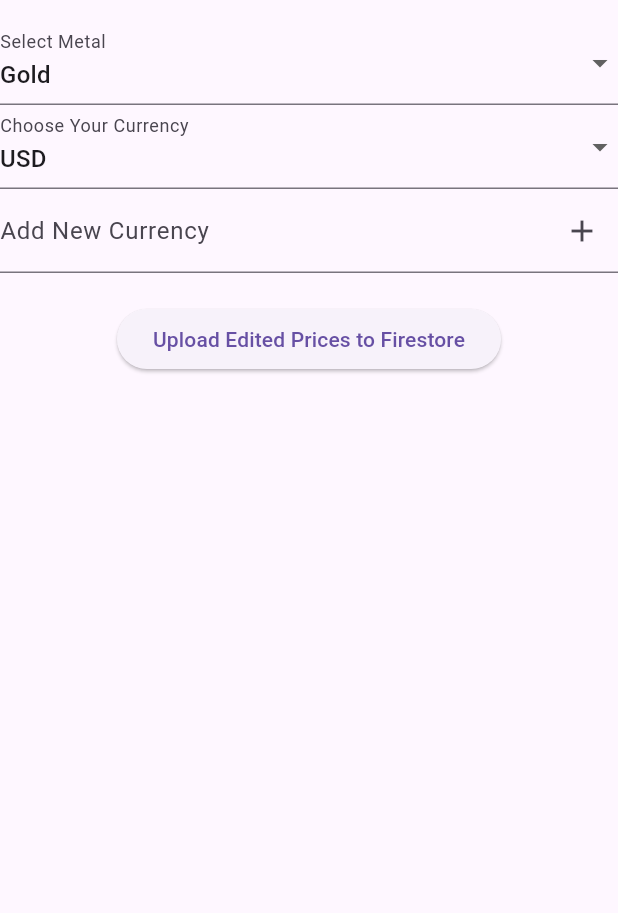
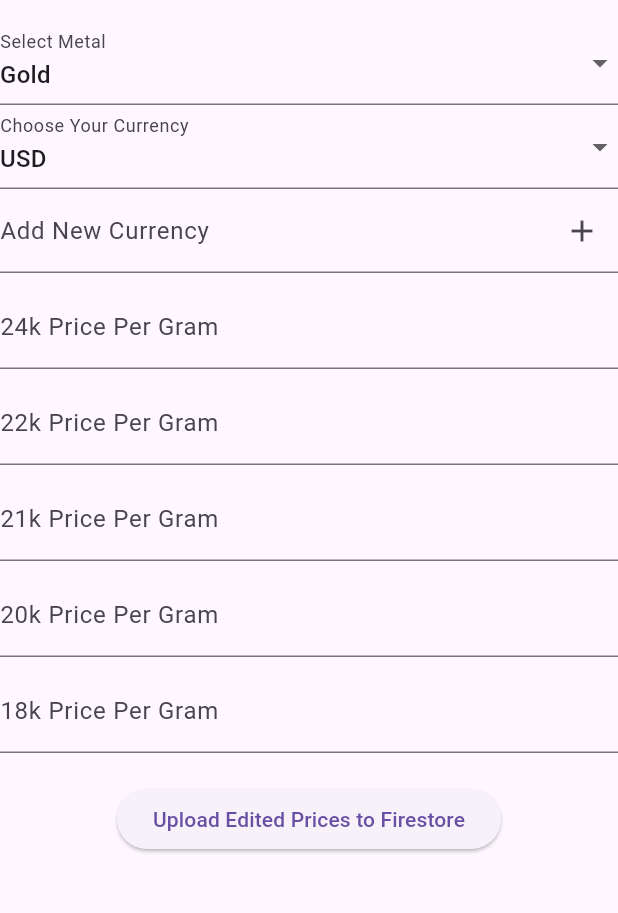
Before and after one commit to VICONISEM/Admin_application_zakat, a Flutter app: the screen it shows after launch, after a tap on "Gold", on a phone screen of 412 x 824 dp, the part 63-976 px from its top. Run offline on Flutter 3.47's test engine with Material 3 defaults, Android fonts, the light colour scheme and no system bars; our stand-ins replace cloud_firestore, firebase_core; accounts and stored records are empty; network calls fail.

Commit message:
handel errors of input

```diff
--- a/lib/main.dart
+++ b/lib/main.dart
@@ -34,7 +34,7 @@ class _PricesDisplayPageState extends State<PricesDisplayPage> {
   List<String> metals = ['XAU', 'XAG'];
   List<String> currencies = ['USD', 'AUD', 'GBP', 'EUR', 'CHF', 'CAD', 'JPY', 'EGP', 'KWD', 'SAR'];
   Map<String, TextEditingController> caratControllers = {};
-  final String apiKey = 'goldapi-1lsltm3aowc-io';
+  final String apiKey = 'goldapi-1b3ndsltnaidg5-io';
   TextEditingController _newCurrencyController = TextEditingController();
 
   @override
@@ -45,26 +45,58 @@ class _PricesDisplayPageState extends State<PricesDisplayPage> {
 
   Future<void> fetchPrices() async {
     final String url = 'https://www.goldapi.io/api/$selectedMetal/$selectedCurrency';
+
     try {
       final response = await http.get(Uri.parse(url), headers: {"x-access-token": apiKey});
+
       if (response.statusCode == 200) {
         final data = json.decode(response.body);
-        setState(() {
-          caratControllers = {
-            '24k': TextEditingController(text: data['price_gram_24k'].toString()),
-            '22k': TextEditingController(text: data['price_gram_22k'].toString()),
-            '21k': TextEditingController(text: data['price_gram_21k'].toString()),
-            '20k': TextEditingController(text: data['price_gram_20k'].toString()),
-            '18k': TextEditingController(text: data['price_gram_18k'].toString()),
-          };
-        });
+        if (data != null && _validatePrices(data)) {
+          _updateCaratControllers(data);
+        } else {
+          _clearCaratControllers();
+          showAlert('Some prices are missing or fetched data is null. Please enter the prices manually.');
+        }
       } else {
+        _clearCaratControllers();
         showAlert('Failed to fetch prices. Please enter the prices manually.');
       }
     } catch (e) {
+      _clearCaratControllers();
       showAlert('Error fetching prices: $e. Please enter the prices manually.');
     }
   }
+
+  bool _validatePrices(Map<String, dynamic> data) {
+    return data['price_gram_24k'] != null && data['price_gram_22k'] != null &&
+        data['price_gram_21k'] != null && data['price_gram_20k'] != null &&
+        data['price_gram_18k'] != null;
+  }
+
+  void _updateCaratControllers(Map<String, dynamic> data) {
+    setState(() {
+      caratControllers = {
+        '24k': TextEditingController(text: data['price_gram_24k'].toString()),
+        '22k': TextEditingController(text: data['price_gram_22k'].toString()),
+        '21k': TextEditingController(text: data['price_gram_21k'].toString()),
+        '20k': TextEditingController(text: data['price_gram_20k'].toString()),
+        '18k': TextEditingController(text: data['price_gram_18k'].toString()),
+      };
+    });
+  }
+
+  void _clearCaratControllers() {
+    setState(() {
+      caratControllers = {
+        '24k': TextEditingController(text: ''),
+        '22k': TextEditingController(text: ''),
+        '21k': TextEditingController(text: ''),
+        '20k': TextEditingController(text: ''),
+        '18k': TextEditingController(text: ''),
+      };
+    });
+  }
+
 
   void uploadPricesToFirestore() async {
     if (caratControllers.entries.any((element) => element.value.text.isEmpty)) {
--- a/pubspec.yaml
+++ b/pubspec.yaml
@@ -32,6 +32,7 @@ dependencies:
     sdk: flutter
 
   http: ^0.13.3
+  intl: ^0.18.1
 
 
 
```
Also changed, not shown: lib/view_prices_page.dart (added, +68 -0 lines), pubspec.lock.
